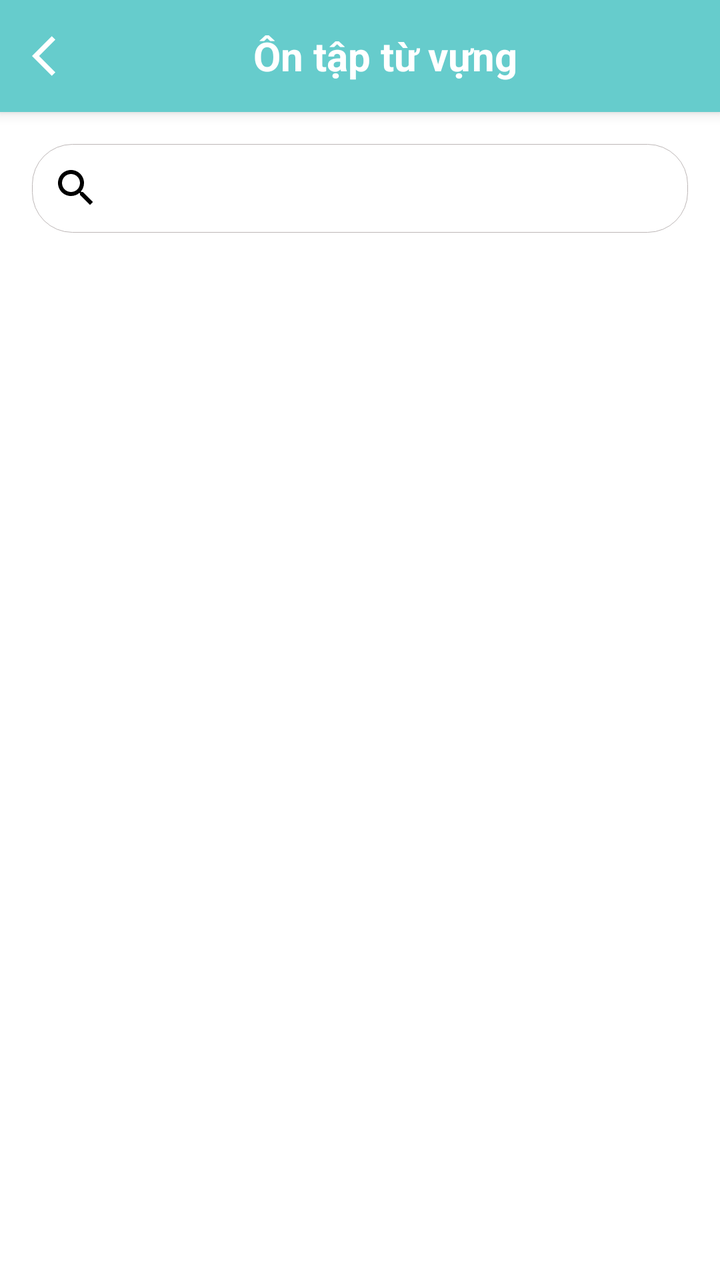
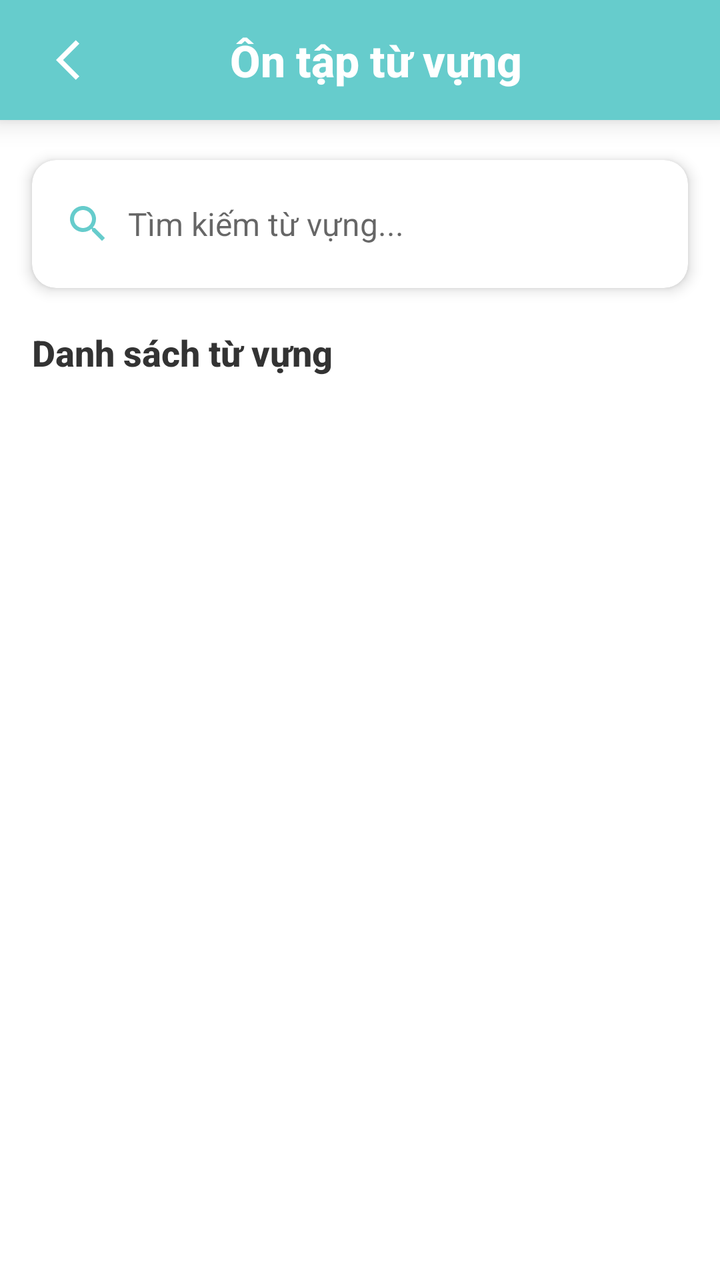

The first picture is an Android layout as it rendered before a commit; the second is the same layout after the commit. The layout source and the unified diff follow.
<!-- AndroidManifest.xml: application theme Theme.MyApplication -->
<!-- res/layout/activity_item_ontaptuvung.xml -->
<?xml version="1.0" encoding="utf-8"?>
<LinearLayout xmlns:android="http://schemas.android.com/apk/res/android"
    xmlns:app="http://schemas.android.com/apk/res-auto"
    xmlns:tools="http://schemas.android.com/tools"
    android:layout_width="match_parent"
    android:layout_height="match_parent"
    tools:context=".UI.ItemOnTapTuVungActivity"
    android:orientation="vertical">
    <androidx.appcompat.widget.Toolbar
        android:layout_width="match_parent"
        android:layout_height="56dp"
        android:id="@+id/toolbar"
        android:elevation="4dp"
        android:background="@color/lavender"
        android:theme="@style/ThemeOverlay.AppCompat.Dark.ActionBar"
        android:popupTheme="@style/ThemeOverlay.AppCompat.Light"
        tools:ignore="MissingConstraints">
        <TextView
            android:id="@+id/tvArrowBack"
            android:layout_width="wrap_content"
            android:drawableStart="@drawable/baseline_arrow_back_ios_24"
            android:gravity="center"
            android:layout_height="wrap_content">
        </TextView>
        <TextView
            android:id="@+id/tv_name_user"
            android:layout_width="match_parent"
            android:text="Ôn tập từ vựng"
            android:gravity="center"
            android:textSize="20sp"
            android:paddingLeft="-15dp"
            android:textColor="#FFFFFF"
            android:textStyle="bold"
            android:layout_height="wrap_content">
        </TextView>
    </androidx.appcompat.widget.Toolbar>
    <EditText
        android:layout_marginTop="16dp"
        android:id="@+id/edtTimTuVung"
        android:layout_width="match_parent"
        android:layout_height="wrap_content"
        android:drawableStart="@drawable/baseline_search_24"
        android:layout_marginHorizontal="16dp"
        android:background="@drawable/border_black">
    </EditText>

    <androidx.recyclerview.widget.RecyclerView
        android:id="@+id/rcv_categoryLuyenThi"
        android:layout_marginHorizontal="16dp"
        android:layout_width="match_parent"
        android:layout_height="wrap_content"
        android:layout_marginTop="10dp"
        android:layout_marginBottom="50dp">
    </androidx.recyclerview.widget.RecyclerView>

</LinearLayout>
<!-- resources referenced by this layout -->
<resources>
  <color name="lavender">#66CCCC</color>
  <!-- drawable baseline_arrow_back_ios_24 (drawable) -->
  <vector android:autoMirrored="true" android:height="24dp"
      android:tint="#FFFFFF" android:viewportHeight="24"
      android:viewportWidth="24" android:width="24dp" xmlns:android="http://schemas.android.com/apk/res/android">
      <path android:fillColor="@android:color/white" android:pathData="M11.67,3.87L9.9,2.1 0,12l9.9,9.9 1.77,-1.77L3.54,12z"/>
  </vector>
  <!-- drawable baseline_search_24 (drawable) -->
  <vector android:height="24dp" android:tint="#000000"
      android:viewportHeight="24" android:viewportWidth="24"
      android:width="24dp" xmlns:android="http://schemas.android.com/apk/res/android">
      <path android:fillColor="@android:color/white" android:pathData="M15.5,14h-0.79l-0.28,-0.27C15.41,12.59 16,11.11 16,9.5 16,5.91 13.09,3 9.5,3S3,5.91 3,9.5 5.91,16 9.5,16c1.61,0 3.09,-0.59 4.23,-1.57l0.27,0.28v0.79l5,4.99L20.49,19l-4.99,-5zM9.5,14C7.01,14 5,11.99 5,9.5S7.01,5 9.5,5 14,7.01 14,9.5 11.99,14 9.5,14z"/>
  </vector>
  <!-- drawable border_black (drawable) -->
  <?xml version="1.0" encoding="utf-8"?>
  <shape xmlns:android="http://schemas.android.com/apk/res/android">
      <solid
          android:color="@color/white">
      </solid>
      <corners
          android:topLeftRadius="20dp"
          android:topRightRadius="20dp"
          android:bottomLeftRadius="20dp"
          android:bottomRightRadius="20dp">
      </corners>
  
      <padding
          android:bottom="10dp"
          android:left="10dp"
          android:right="10dp"
          android:top="10dp">
      </padding>
  
      <stroke
          android:width="0.3dp"
          android:color="#BDB7B7">
      </stroke>
  
  </shape>
  <style name="Theme.MyApplication" parent="Theme.MaterialComponents.DayNight.NoActionBar">
          
          <item name="colorPrimary">@color/lavender</item>
          <item name="colorPrimaryVariant">@color/lavender</item>
          <item name="colorOnPrimary">@color/white</item>
          
          <item name="colorSecondary">@color/teal_200</item>
          <item name="colorSecondaryVariant">@color/teal_700</item>
          <item name="colorOnSecondary">@color/black</item>
          
          <item name="android:statusBarColor">?attr/colorPrimaryVariant</item>
          
      </style>
  <color name="white">#FFFFFFFF</color>
  <color name="teal_200">#FF03DAC5</color>
  <color name="teal_700">#FF018786</color>
  <color name="black">#FF000000</color>
</resources>

<!-- the commit's change to res/layout/activity_item_ontaptuvung.xml (unified diff, before → after) -->
@@ -4,53 +4,111 @@
     xmlns:tools="http://schemas.android.com/tools"
     android:layout_width="match_parent"
     android:layout_height="match_parent"
-    tools:context=".UI.ItemOnTapTuVungActivity"
-    android:orientation="vertical">
+    android:background="@color/white"
+    android:orientation="vertical"
+    tools:context=".UI.ItemOnTapTuVungActivity">
+
+    
     <androidx.appcompat.widget.Toolbar
+        android:id="@+id/toolbar"
         android:layout_width="match_parent"
-        android:layout_height="56dp"
-        android:id="@+id/toolbar"
-        android:elevation="4dp"
+        android:layout_height="60dp"
         android:background="@color/lavender"
+        android:elevation="8dp"
         android:theme="@style/ThemeOverlay.AppCompat.Dark.ActionBar"
-        android:popupTheme="@style/ThemeOverlay.AppCompat.Light"
+        app:popupTheme="@style/ThemeOverlay.AppCompat.Light"
         tools:ignore="MissingConstraints">
-        <TextView
-            android:id="@+id/tvArrowBack"
-            android:layout_width="wrap_content"
-            android:drawableStart="@drawable/baseline_arrow_back_ios_24"
-            android:gravity="center"
-            android:layout_height="wrap_content">
-        </TextView>
-        <TextView
-            android:id="@+id/tv_name_user"
+
+        <LinearLayout
             android:layout_width="match_parent"
-            android:text="Ôn tập từ vựng"
-            android:gravity="center"
-            android:textSize="20sp"
-            android:paddingLeft="-15dp"
-            android:textColor="#FFFFFF"
-            android:textStyle="bold"
-            android:layout_height="wrap_content">
-        </TextView>
+            android:layout_height="match_parent"
+            android:orientation="horizontal">
+
+            <ImageButton
+                android:id="@+id/btnBack"
+                android:layout_width="48dp"
+                android:layout_height="48dp"
+                android:layout_gravity="center_vertical"
+                android:background="?attr/selectableItemBackgroundBorderless"
+                android:contentDescription="Back button"
+                android:padding="12dp"
+                android:src="@drawable/baseline_arrow_back_ios_24" />
+
+            <TextView
+                android:id="@+id/tv_name_user"
+                android:layout_width="0dp"
+                android:layout_height="wrap_content"
+                android:layout_gravity="center_vertical"
+                android:layout_weight="1"
+                android:fontFamily="sans-serif-medium"
+                android:gravity="center"
+                android:text="Ôn tập từ vựng"
+                android:textColor="#FFFFFF"
+                android:textSize="22sp"
+                android:textStyle="bold" />
+
+            <View
+                android:layout_width="48dp"
+                android:layout_height="48dp" />
+        </LinearLayout>
     </androidx.appcompat.widget.Toolbar>
-    <EditText
-        android:layout_marginTop="16dp"
-        android:id="@+id/edtTimTuVung"
+
+    
+    <androidx.cardview.widget.CardView
         android:layout_width="match_parent"
         android:layout_height="wrap_content"
-        android:drawableStart="@drawable/baseline_search_24"
         android:layout_marginHorizontal="16dp"
-        android:background="@drawable/border_black">
-    </EditText>
+        android:layout_marginTop="20dp"
+        app:cardCornerRadius="12dp"
+        app:cardElevation="4dp">
 
+        <LinearLayout
+            android:layout_width="match_parent"
+            android:layout_height="wrap_content"
+            android:orientation="horizontal"
+            android:padding="8dp">
+
+            <ImageView
+                android:layout_width="24dp"
+                android:layout_height="24dp"
+                android:layout_gravity="center_vertical"
+                android:layout_marginStart="8dp"
+                android:src="@drawable/baseline_search_24"
+                app:tint="@color/lavender" />
+
+            <EditText
+                android:id="@+id/edtTimTuVung"
+                android:layout_width="match_parent"
+                android:layout_height="48dp"
+                android:layout_marginStart="8dp"
+                android:background="@null"
+                android:hint="Tìm kiếm từ vựng..."
+                android:inputType="text"
+                android:textSize="16sp" />
+        </LinearLayout>
+    </androidx.cardview.widget.CardView>
+
+    
+    <TextView
+        android:layout_width="wrap_content"
+        android:layout_height="wrap_content"
+        android:layout_marginStart="16dp"
+        android:layout_marginTop="20dp"
+        android:fontFamily="sans-serif-medium"
+        android:text="Danh sách từ vựng"
+        android:textColor="#333333"
+        android:textSize="18sp"
+        android:textStyle="bold" />
+
+    
     <androidx.recyclerview.widget.RecyclerView
         android:id="@+id/rcv_categoryLuyenThi"
+        android:layout_width="match_parent"
+        android:layout_height="match_parent"
         android:layout_marginHorizontal="16dp"
-        android:layout_width="match_parent"
-        android:layout_height="wrap_content"
-        android:layout_marginTop="10dp"
-        android:layout_marginBottom="50dp">
-    </androidx.recyclerview.widget.RecyclerView>
+        android:layout_marginTop="12dp"
+        android:clipToPadding="false"
+        android:paddingBottom="16dp"
+        app:layoutManager="androidx.recyclerview.widget.LinearLayoutManager" />
 
 </LinearLayout>
<!-- resource entries referenced after the edit -->
@@ -13,32 +13,6 @@
       android:width="24dp" xmlns:android="http://schemas.android.com/apk/res/android">
       <path android:fillColor="@android:color/white" android:pathData="M15.5,14h-0.79l-0.28,-0.27C15.41,12.59 16,11.11 16,9.5 16,5.91 13.09,3 9.5,3S3,5.91 3,9.5 5.91,16 9.5,16c1.61,0 3.09,-0.59 4.23,-1.57l0.27,0.28v0.79l5,4.99L20.49,19l-4.99,-5zM9.5,14C7.01,14 5,11.99 5,9.5S7.01,5 9.5,5 14,7.01 14,9.5 11.99,14 9.5,14z"/>
   </vector>
-  <!-- drawable border_black (drawable) -->
-  <?xml version="1.0" encoding="utf-8"?>
-  <shape xmlns:android="http://schemas.android.com/apk/res/android">
-      <solid
-          android:color="@color/white">
-      </solid>
-      <corners
-          android:topLeftRadius="20dp"
-          android:topRightRadius="20dp"
-          android:bottomLeftRadius="20dp"
-          android:bottomRightRadius="20dp">
-      </corners>
-  
-      <padding
-          android:bottom="10dp"
-          android:left="10dp"
-          android:right="10dp"
-          android:top="10dp">
-      </padding>
-  
-      <stroke
-          android:width="0.3dp"
-          android:color="#BDB7B7">
-      </stroke>
-  
-  </shape>
   <style name="Theme.MyApplication" parent="Theme.MaterialComponents.DayNight.NoActionBar">
           
           <item name="colorPrimary">@color/lavender</item>
